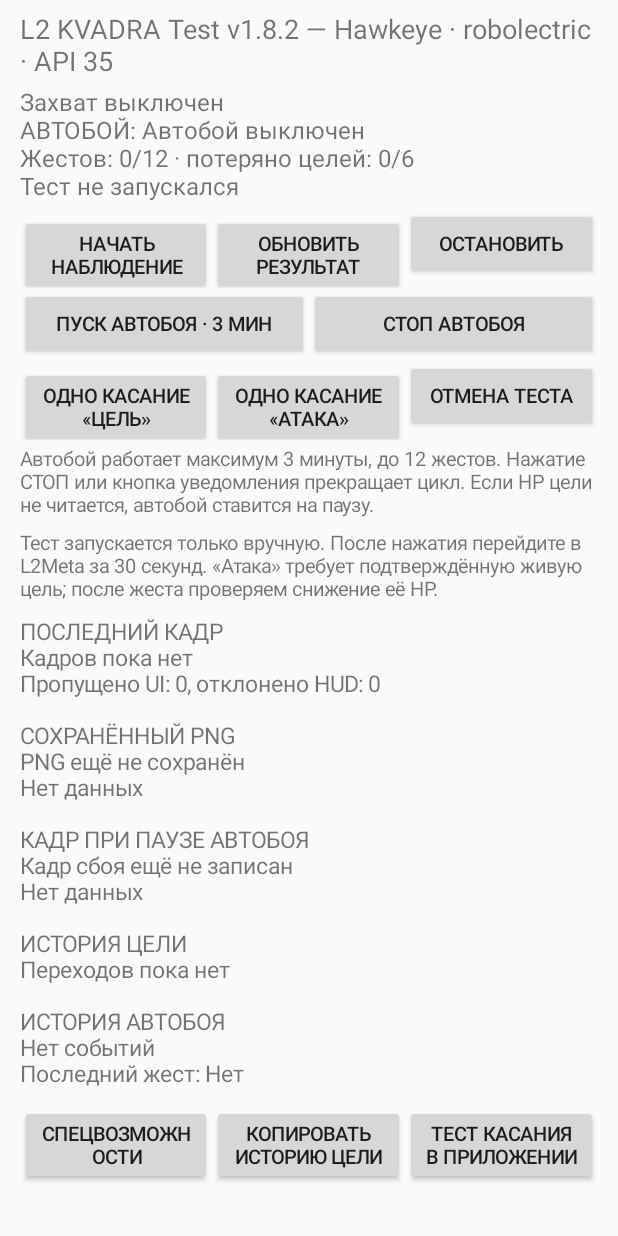
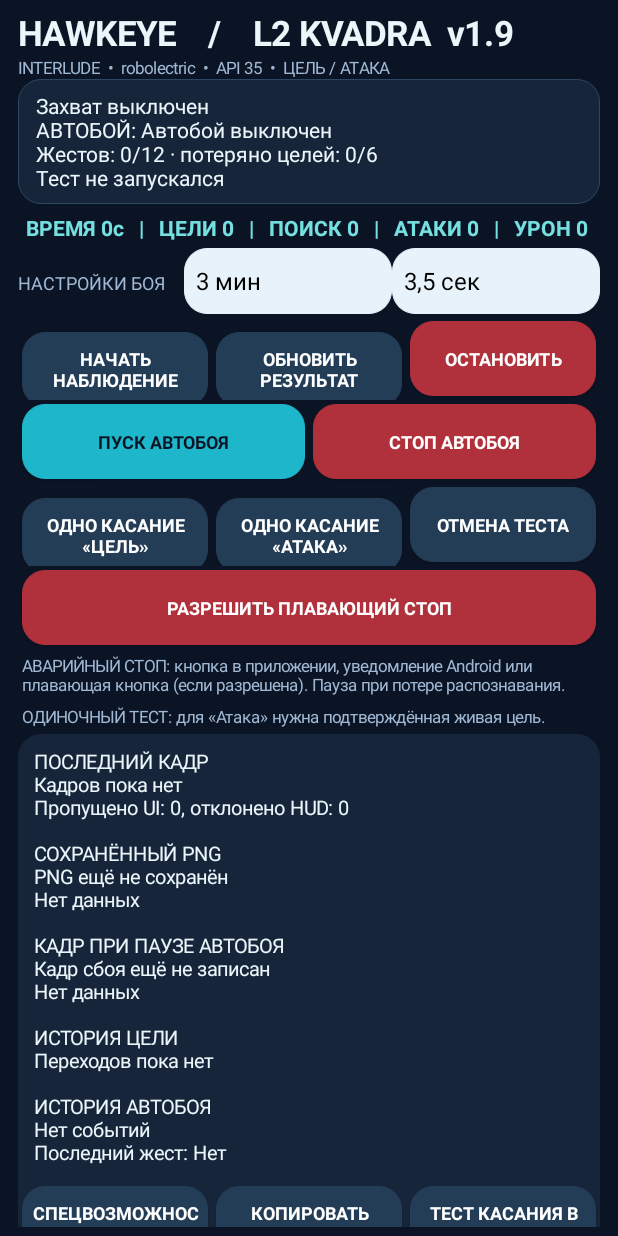
Before and after one commit to Ignatkaa/L2-KVADRA-Test, an Android app: the screen it shows after launch (MainActivity), on a phone screen of 412 x 824 dp. Run offline under Robolectric (Android 15) with nearby library versions, the phone set to English and light mode, and no system bars.

Commit message:
Redesign tablet UI with dark combat dashboard, duration and interval selectors, stats and overlay permission

```diff
--- a/app/src/main/java/com/l2farm/kvadratest/MainActivity.kt
+++ b/app/src/main/java/com/l2farm/kvadratest/MainActivity.kt
@@ -9,6 +9,15 @@ import android.media.projection.MediaProjectionManager
 import android.os.Build
 import android.os.Bundle
 import android.os.SystemClock
+import android.graphics.Color
+import android.graphics.Typeface
+import android.graphics.drawable.GradientDrawable
+import android.net.Uri
+import android.view.Gravity
+import android.view.View
+import android.widget.Spinner
+import android.widget.ArrayAdapter
+import android.widget.AdapterView
 import android.provider.Settings
 import android.view.ViewGroup
 import android.widget.Button
@@ -24,17 +33,47 @@ import android.widget.Toast
 class MainActivity : Activity() {
     private lateinit var quickStatus: TextView
     private lateinit var details: TextView
+    private lateinit var stats: TextView
+    private lateinit var overlayPermission: Button
     private lateinit var accessibilityTestButton: Button
     private val requestCode = 100
+    private val navy = Color.rgb(11, 20, 37)
+    private val panel = Color.rgb(23, 37, 58)
+    private val muted = Color.rgb(160, 184, 211)
+    private val cyan = Color.rgb(30, 182, 202)
+    private val pale = Color.rgb(235, 246, 251)
+
+    private fun rounded(color: Int, border: Int = color, radius: Float = 15f) =
+        GradientDrawable().apply {
+            setColor(color)
+            cornerRadius = radius * resources.displayMetrics.density
+            setStroke((resources.displayMetrics.density).toInt().coerceAtLeast(1), border)
+        }
 
     private fun smallButton(row: LinearLayout, label: String, action: () -> Unit): Button {
+        val isStop = label.contains("СТОП") || label == "ОСТАНОВИТЬ"
+        val isStart = label.contains("ПУСК АВТОБОЯ")
+        val btnColor = when {
+            isStop -> Color.rgb(176, 48, 60)
+            isStart -> cyan
+            else -> Color.rgb(36, 61, 86)
+        }
         val button = Button(this).apply {
             text = label
-            textSize = 13f
+            textSize = 12f
+            isAllCaps = false
+            typeface = Typeface.DEFAULT_BOLD
+            setTextColor(if(isStart) navy else Color.WHITE)
+            background = rounded(btnColor)
+            minHeight = (44f * resources.displayMetrics.density).toInt()
+            setPadding(5,6,5,6)
             setOnClickListener { action() }
         }
+        val margin = (3 * resources.displayMetrics.density).toInt()
         row.addView(button, LinearLayout.LayoutParams(0,
-            ViewGroup.LayoutParams.WRAP_CONTENT, 1f))
+            (50 * resources.displayMetrics.density).toInt(), 1f).apply {
+                setMargins(margin,margin,margin,margin)
+            })
         return button
     }
 
@@ -50,21 +89,85 @@ class MainActivity : Activity() {
 
     override fun onCreate(savedInstanceState: Bundle?) {
         super.onCreate(savedInstanceState)
+        window.statusBarColor = navy
+        window.navigationBarColor = navy
+        window.decorView.systemUiVisibility = 0
         val root = LinearLayout(this).apply {
             orientation = LinearLayout.VERTICAL
-            setPadding(20, 10, 20, 10)
+            setBackgroundColor(navy)
+            val pad = (12 * resources.displayMetrics.density).toInt()
+            setPadding(pad, pad/2, pad, pad/2)
         }
 
         root.addView(TextView(this).apply {
-            text = "L2 KVADRA Test v1.8.2 — Hawkeye · ${Build.MODEL} · API ${Build.VERSION.SDK_INT}"
-            textSize = 18f
+            text = "HAWKEYE    /    L2 KVADRA  v1.9"
+            setTextColor(pale)
+            textSize = 23f
+            typeface = Typeface.DEFAULT_BOLD
+        })
+        root.addView(TextView(this).apply {
+            text = "INTERLUDE  •  ${Build.MODEL}  •  API ${Build.VERSION.SDK_INT}  •  ЦЕЛЬ / АТАКА"
+            setTextColor(muted)
+            textSize = 11f
         })
         quickStatus = TextView(this).apply {
-            textSize = 16f
-            setPadding(0, 6, 0, 6)
+            textSize = 14f
+            setTextColor(pale)
+            setPadding(18, 12, 18, 12)
+            background = rounded(panel,Color.rgb(43, 73, 100))
             text = "Тест кнопок пока не запускался"
         }
         root.addView(quickStatus)
+        stats = TextView(this).apply {
+            textSize = 14f
+            typeface = Typeface.DEFAULT_BOLD
+            setTextColor(Color.rgb(117, 224, 224))
+            setPadding(8, 9, 8, 6)
+        }
+        root.addView(stats)
+
+        val prefs = getSharedPreferences("diagnostics",MODE_PRIVATE)
+        val options = newRow(root)
+        val settingsLabel = TextView(this).apply {
+            text = "НАСТРОЙКИ БОЯ"
+            setTextColor(muted)
+            textSize = 12f
+            gravity = Gravity.CENTER_VERTICAL
+        }
+        options.addView(settingsLabel,LinearLayout.LayoutParams(0,
+            (46 * resources.displayMetrics.density).toInt(),0.8f))
+
+        fun spinner(values: List<String>, initial: Int, onSelect: (Int)->Unit): Spinner {
+            return Spinner(this).apply {
+                adapter = ArrayAdapter(this@MainActivity,
+                    android.R.layout.simple_spinner_dropdown_item,values)
+                background = rounded(Color.rgb(231, 242, 250))
+                setSelection(initial.coerceIn(0,values.lastIndex))
+                onItemSelectedListener = object: AdapterView.OnItemSelectedListener {
+                    override fun onNothingSelected(parent: AdapterView<*>?) {}
+                    override fun onItemSelected(
+                        parent: AdapterView<*>?, view: View?, position: Int, id: Long
+                    ) { onSelect(position) }
+                }
+            }
+        }
+        val durationValues = CombatSettings.DURATIONS
+        val durationIndex = durationValues.indexOf(prefs.getInt("durationMinutes",3))
+            .coerceAtLeast(0)
+        options.addView(spinner(durationValues.map { "$it мин" },durationIndex) {
+            prefs.edit().putInt("durationMinutes",durationValues[it]).apply()
+        },LinearLayout.LayoutParams(0,
+            (44 * resources.displayMetrics.density).toInt(),1f))
+        val intervals = CombatSettings.INTERVALS_MS
+        val intervalIndex = intervals.indexOf(prefs.getLong("tapIntervalMs",3500L))
+            .coerceAtLeast(0)
+        options.addView(spinner(intervals.map {
+            "${if (it == 3500L) "3,5" else (it/1000).toString()} сек"
+        },intervalIndex) {
+            prefs.edit().putLong("tapIntervalMs",intervals[it]).apply()
+        },LinearLayout.LayoutParams(0,
+            (44 * resources.displayMetrics.density).toInt(),1f))
+
 
         // Important controls are ALWAYS visible. Only the long log scrolls.
         val controlRow = newRow(root)
@@ -80,7 +183,7 @@ class MainActivity : Activity() {
         }
 
         val autoRow = newRow(root)
-        smallButton(autoRow, "ПУСК АВТОБОЯ · 3 МИН") { confirmAutoStart() }
+        smallButton(autoRow, "ПУСК АВТОБОЯ") { confirmAutoStart() }
         smallButton(autoRow, "СТОП АВТОБОЯ") { stopAutoCombat() }
 
         val testRow = newRow(root)
@@ -88,27 +191,39 @@ class MainActivity : Activity() {
         smallButton(testRow, "ОДНО КАСАНИЕ «АТАКА»") { armManualTap("ATTACK") }
         smallButton(testRow, "ОТМЕНА ТЕСТА") { confirmCancellation() }
 
+        val overlayRow = newRow(root)
+        overlayPermission = smallButton(
+            overlayRow, "РАЗРЕШИТЬ ПЛАВАЮЩИЙ СТОП"
+        ) {
+            if (!Settings.canDrawOverlays(this)) {
+                startActivity(Intent(Settings.ACTION_MANAGE_OVERLAY_PERMISSION,
+                    Uri.parse("package:$packageName")))
+            } else Toast.makeText(this,"Плавающий СТОП уже разрешён",
+                Toast.LENGTH_SHORT).show()
+        }
         root.addView(TextView(this).apply {
-            text = "Автобой работает максимум 3 минуты, до 12 жестов. " +
-                "Нажатие СТОП или кнопка уведомления прекращает цикл. " +
-                "Если HP цели не читается, автобой ставится на паузу."
-            textSize = 13f
-            setPadding(0, 5, 0, 5)
+            text = "АВАРИЙНЫЙ СТОП: кнопка в приложении, уведомление Android или " +
+                "плавающая кнопка (если разрешена). Пауза при потере распознавания."
+            setTextColor(muted)
+            textSize = 11f
+            setPadding(4, 5, 4, 5)
         })
         root.addView(TextView(this).apply {
-            text = "Тест запускается только вручную. После нажатия перейдите в L2Meta за 30 секунд. " +
-                "«Атака» требует подтверждённую живую цель; после жеста проверяем снижение её HP."
-            textSize = 13f
-            setPadding(0, 6, 0, 8)
+            text = "ОДИНОЧНЫЙ ТЕСТ: для «Атака» нужна подтверждённая живая цель."
+            setTextColor(muted)
+            textSize = 11f
+            setPadding(4, 4, 4, 6)
         })
 
         val scroll = ScrollView(this)
         val body = LinearLayout(this).apply {
             orientation = LinearLayout.VERTICAL
+            background = rounded(panel)
         }
         details = TextView(this).apply {
-            textSize = 15f
-            setPadding(0, 6, 0, 16)
+            textSize = 13f
+            setTextColor(pale)
+            setPadding(16, 14, 16, 16)
         }
         body.addView(details)
 
@@ -159,14 +274,18 @@ class MainActivity : Activity() {
             quickStatus.text = "Включи L2 KVADRA в специальных возможностях"
             return
         }
+        val settings = CombatSettings.safe(
+            prefs.getInt("durationMinutes",3),prefs.getLong("tapIntervalMs",3500L)
+        )
         AlertDialog.Builder(this)
-            .setTitle("Запустить управляемый бой?")
+            .setTitle("Запустить Hawkeye?")
             .setMessage(
-                "Hawkeye будет нажимать «Цель» и один раз «Атака» для каждой " +
-                "подтверждённой цели, затем отслеживать HP. Максимум 3 минуты, " +
-                "12 жестов или 6 потерянных целей. " +
-                "При неоднозначном распознавании — пауза. " +
-                "Остановить можно из приложения или уведомления."
+                "Продолжительность: ${settings.durationMinutes} мин. " +
+                "Интервал касаний: ${settings.tapIntervalMs / 1000.0} сек. " +
+                "Лимит жестов: ${settings.maxGestures}. " +
+                "Выбор цели → одна атака → контроль HP → следующая цель. " +
+                "При ошибках — защитная пауза. " +
+                "СТОП — на экране, в уведомлении и поверх игры при разрешении."
             )
             .setPositiveButton("ПУСК") { _,_ ->
                 startService(Intent(this,CaptureService::class.java)
@@ -241,12 +360,21 @@ class MainActivity : Activity() {
         val autoStatus = p.getString("autoStatus","Автобой выключен")
         val autoGestures = p.getInt("autoGestures",0)
         val autoLost = p.getInt("autoTargetsLost",0)
+        val maxGestures = p.getInt("autoGestureLimit",12)
         quickStatus.text = "$capture$armed\nАВТОБОЙ: $autoStatus" +
-            "\nЖестов: $autoGestures/12 · потеряно целей: $autoLost/6" +
+            "\nЖестов: $autoGestures/$maxGestures · потеряно целей: $autoLost/6" +
             "\n$testStatus" +
             (if (reason != null) "\nПричина: $reason" else "") +
             (if (attackFeedback != null) "\nПроверка атаки: $attackFeedback" else "")
 
+        stats.text = "ВРЕМЯ ${p.getLong("autoElapsedSeconds",0L)}с   |   " +
+            "ЦЕЛИ ${p.getInt("autoSelections",0)}   |   " +
+            "ПОИСК ${p.getInt("autoTargetTaps",0)}   |   " +
+            "АТАКИ ${p.getInt("autoAttackTaps",0)}   |   " +
+            "УРОН ${p.getInt("autoDamageObservations",0)}"
+        if (::overlayPermission.isInitialized) overlayPermission.text =
+            if(Settings.canDrawOverlays(this)) "ПЛАВАЮЩИЙ СТОП: РАЗРЕШЁН"
+            else "РАЗРЕШИТЬ ПЛАВАЮЩИЙ СТОП"
         val last = p.getString("last", "Кадров пока нет") ?: "Кадров пока нет"
         val saved = p.getString("snapshot", "PNG ещё не сохранён")
             ?: "PNG ещё не сохранён"
```
